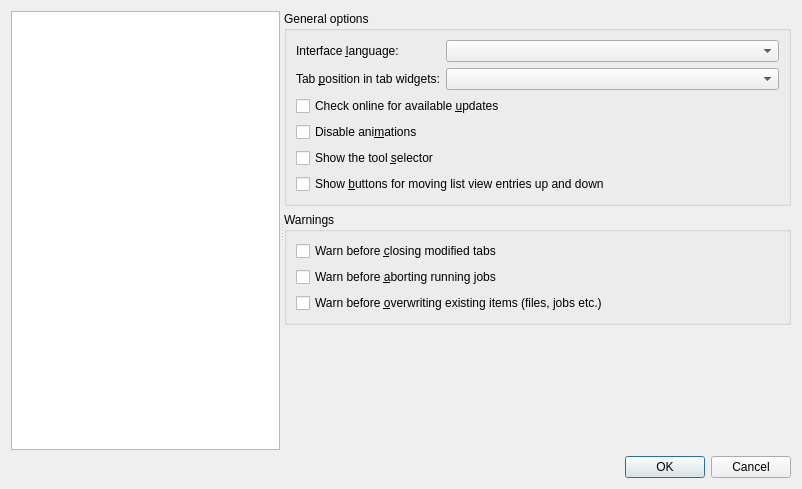
Above: src/mkvtoolnix-gui/forms/main_window/preferences_dialog.ui from jpsdr/MKVToolnix-Windows-7 before the change. Below: the same form after it.
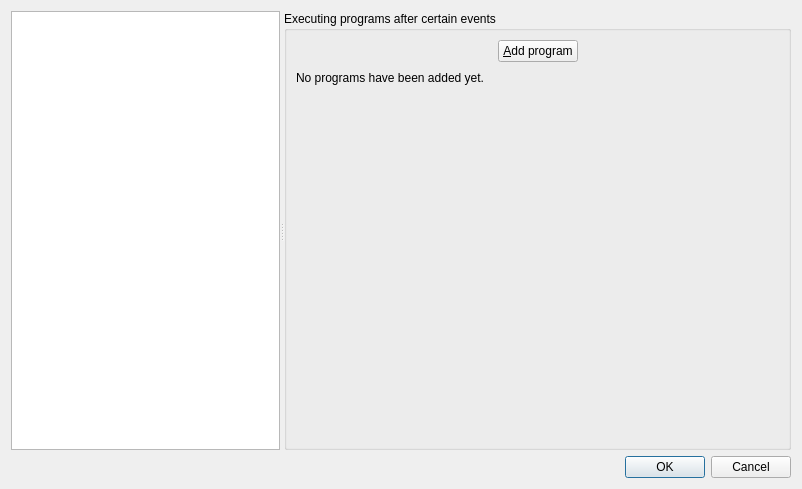
That is the form after the change. The open tabs and pages were chosen to show the change. Icons and pictures are not drawn. Custom widgets are drawn as their Qt base class.

Commit message:
GUI: add controls for configuring programs to run upon job completion
This implements the GUI controls for #1406.

Patch:
```diff
--- a/src/mkvtoolnix-gui/forms/main_window/preferences_dialog.ui
+++ b/src/mkvtoolnix-gui/forms/main_window/preferences_dialog.ui
@@ -1174,6 +1174,161 @@
         </item>
        </layout>
       </widget>
+      <widget class="QWidget" name="pJobsExecutePrograms">
+       <layout class="QVBoxLayout" name="verticalLayout_28">
+        <property name="leftMargin">
+         <number>0</number>
+        </property>
+        <property name="topMargin">
+         <number>0</number>
+        </property>
+        <property name="rightMargin">
+         <number>0</number>
+        </property>
+        <property name="bottomMargin">
+         <number>0</number>
+        </property>
+        <item>
+         <widget class="QGroupBox" name="groupBox_14">
+          <property name="title">
+           <string>Executing programs after certain events</string>
+          </property>
+          <layout class="QVBoxLayout" name="verticalLayout_27">
+           <item>
+            <layout class="QHBoxLayout" name="horizontalLayout_4">
+             <item>
+              <spacer name="horizontalSpacer_6">
+               <property name="orientation">
+                <enum>Qt::Horizontal</enum>
+               </property>
+               <property name="sizeHint" stdset="0">
+                <size>
+                 <width>40</width>
+                 <height>20</height>
+                </size>
+               </property>
+              </spacer>
+             </item>
+             <item>
+              <widget class="QPushButton" name="pbJobsAddProgram">
+               <property name="text">
+                <string>&amp;Add program</string>
+               </property>
+               <property name="icon">
+                <iconset resource="../../qt_resources.qrc">
+                 <normaloff>:/icons/16x16/list-add.png</normaloff>:/icons/16x16/list-add.png</iconset>
+               </property>
+              </widget>
+             </item>
+             <item>
+              <spacer name="horizontalSpacer_5">
+               <property name="orientation">
+                <enum>Qt::Horizontal</enum>
+               </property>
+               <property name="sizeHint" stdset="0">
+                <size>
+                 <width>40</width>
+                 <height>20</height>
+                </size>
+               </property>
+              </spacer>
+             </item>
+            </layout>
+           </item>
+           <item>
+            <widget class="QStackedWidget" name="swJobsPrograms">
+             <property name="currentIndex">
+              <number>0</number>
+             </property>
+             <widget class="QWidget" name="pJobsNoPrograms">
+              <layout class="QVBoxLayout" name="verticalLayout_25">
+               <property name="leftMargin">
+                <number>0</number>
+               </property>
+               <property name="topMargin">
+                <number>0</number>
+               </property>
+               <property name="rightMargin">
+                <number>0</number>
+               </property>
+               <property name="bottomMargin">
+                <number>0</number>
+               </property>
+               <item>
+                <layout class="QHBoxLayout" name="horizontalLayout_6">
+                 <item>
+                  <widget class="QLabel" name="label_8">
+                   <property name="text">
+                    <string>No programs have been added yet.</string>
+                   </property>
+                  </widget>
+                 </item>
+                 <item>
+                  <spacer name="horizontalSpacer_7">
+                   <property name="orientation">
+                    <enum>Qt::Horizontal</enum>
+                   </property>
+                   <property name="sizeHint" stdset="0">
+                    <size>
+                     <width>40</width>
+                     <height>20</height>
+                    </size>
+                   </property>
+                  </spacer>
+                 </item>
+                </layout>
+               </item>
+               <item>
+                <spacer name="verticalSpacer_9">
+                 <property name="orientation">
+                  <enum>Qt::Vertical</enum>
+                 </property>
+                 <property name="sizeHint" stdset="0">
+                  <size>
+                   <width>20</width>
+                   <height>329</height>
+                  </size>
+                 </property>
+                </spacer>
+               </item>
+              </layout>
+             </widget>
+             <widget class="QWidget" name="pJobsExistingPrograms">
+              <layout class="QVBoxLayout" name="verticalLayout_26">
+               <property name="leftMargin">
+                <number>0</number>
+               </property>
+               <property name="topMargin">
+                <number>0</number>
+               </property>
+               <property name="rightMargin">
+                <number>0</number>
+               </property>
+               <property name="bottomMargin">
+                <number>0</number>
+               </property>
+               <item>
+                <widget class="QTabWidget" name="twJobsPrograms">
+                 <property name="currentIndex">
+                  <number>-1</number>
+                 </property>
+                 <property name="tabsClosable">
+                  <bool>true</bool>
+                 </property>
+                 <property name="movable">
+                  <bool>true</bool>
+                 </property>
+                </widget>
+               </item>
+              </layout>
+             </widget>
+            </widget>
+           </item>
+          </layout>
+         </widget>
+        </item>
+       </layout>
+      </widget>
      </widget>
     </widget>
    </item>
```
The commit also changes 10 other files.
